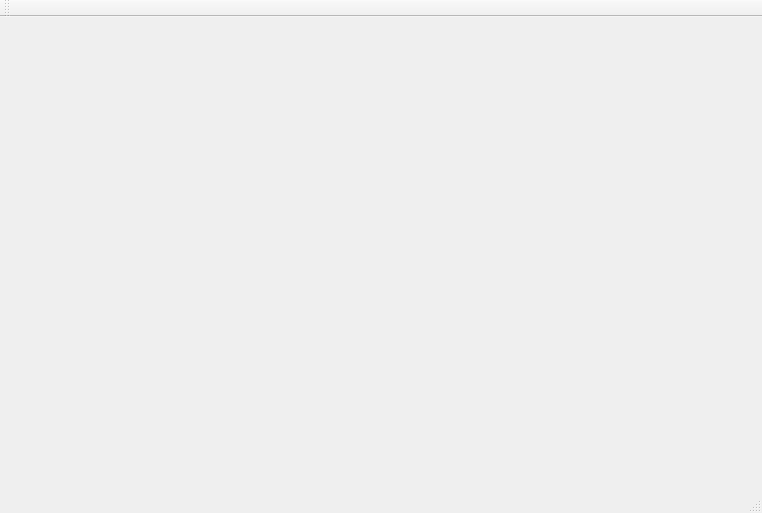
Nexen23/Snake, file GameWindow.ui: the form before one commit.
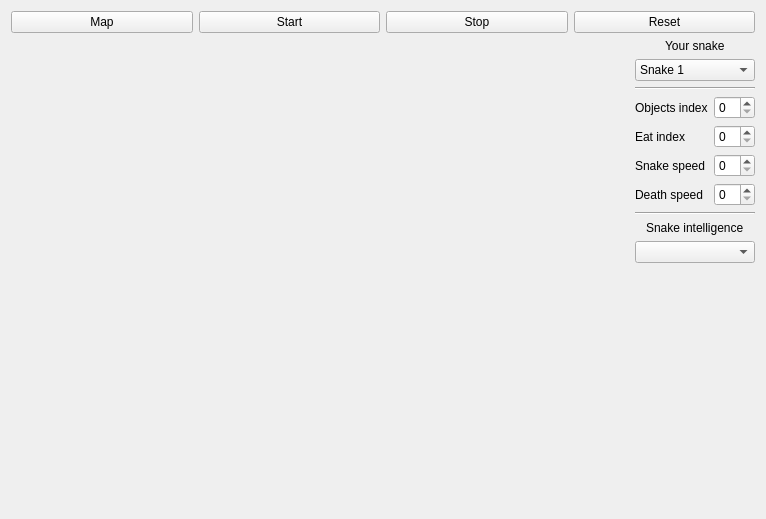
The form after the commit.

Patch:
```diff
--- a/GameWindow.ui
+++ b/GameWindow.ui
@@ -6,33 +6,222 @@
    <rect>
     <x>0</x>
     <y>0</y>
-    <width>762</width>
-    <height>513</height>
+    <width>766</width>
+    <height>519</height>
    </rect>
   </property>
   <property name="windowTitle">
    <string>MainWindow</string>
   </property>
-  <widget class="QWidget" name="centralWidget"/>
-  <widget class="QMenuBar" name="menuBar">
-   <property name="geometry">
-    <rect>
-     <x>0</x>
-     <y>0</y>
-     <width>762</width>
-     <height>21</height>
-    </rect>
-   </property>
+  <widget class="QWidget" name="centralWidget">
+   <layout class="QGridLayout" name="gridLayout_7">
+    <item row="0" column="0" colspan="2">
+     <layout class="QHBoxLayout" name="horizontalLayout_3">
+      <property name="spacing">
+       <number>6</number>
+      </property>
+      <property name="sizeConstraint">
+       <enum>QLayout::SetNoConstraint</enum>
+      </property>
+      <item>
+       <widget class="QPushButton" name="map_button_3">
+        <property name="text">
+         <string>Map</string>
+        </property>
+       </widget>
+      </item>
+      <item>
+       <widget class="QPushButton" name="start_button_3">
+        <property name="enabled">
+         <bool>true</bool>
+        </property>
+        <property name="text">
+         <string>Start</string>
+        </property>
+       </widget>
+      </item>
+      <item>
+       <widget class="QPushButton" name="stop_button_3">
+        <property name="text">
+         <string>Stop</string>
+        </property>
+       </widget>
+      </item>
+      <item>
+       <widget class="QPushButton" name="reset_button_3">
+        <property name="text">
+         <string>Reset</string>
+        </property>
+       </widget>
+      </item>
+     </layout>
+    </item>
+    <item row="1" column="0">
+     <layout class="QGridLayout" name="gridLayout_6">
+      <item row="0" column="0">
+       <spacer name="horizontalSpacer_2">
+        <property name="orientation">
+         <enum>Qt::Horizontal</enum>
+        </property>
+        <property name="sizeHint" stdset="0">
+         <size>
+          <width>40</width>
+          <height>20</height>
+         </size>
+        </property>
+       </spacer>
+      </item>
+     </layout>
+    </item>
+    <item row="1" column="1">
+     <layout class="QGridLayout" name="gridLayout_5">
+      <item row="13" column="0" colspan="2">
+       <spacer name="verticalSpacer_3">
+        <property name="orientation">
+         <enum>Qt::Vertical</enum>
+        </property>
+        <property name="sizeHint" stdset="0">
+         <size>
+          <width>20</width>
+          <height>40</height>
+         </size>
+        </property>
+       </spacer>
+      </item>
+      <item row="5" column="0">
+       <widget class="QLabel" name="label_13">
+        <property name="text">
+         <string>Objects index</string>
+        </property>
+       </widget>
+      </item>
+      <item row="6" column="1">
+       <widget class="QDoubleSpinBox" name="eat_index_3">
+        <property name="decimals">
+         <number>0</number>
+        </property>
+        <property name="maximum">
+         <double>10.000000000000000</double>
+        </property>
+        <property name="singleStep">
+         <double>1.000000000000000</double>
+        </property>
+       </widget>
+      </item>
+      <item row="2" column="0" colspan="2">
+       <widget class="QComboBox" name="select_snake_3">
+        <item>
+         <property name="text">
+          <string>Snake 1</string>
+         </property>
+        </item>
+        <item>
+         <property name="text">
+          <string>Snake 2</string>
+         </property>
+        </item>
+        <item>
+         <property name="text">
+          <string>Snake 3</string>
+         </property>
+        </item>
+       </widget>
+      </item>
+      <item row="7" column="1">
+       <widget class="QDoubleSpinBox" name="snake_speed_3">
+        <property name="decimals">
+         <number>0</number>
+        </property>
+        <property name="maximum">
+         <double>10.000000000000000</double>
+        </property>
+        <property name="singleStep">
+         <double>1.000000000000000</double>
+        </property>
+       </widget>
+      </item>
+      <item row="10" column="0" colspan="2">
+       <widget class="Line" name="line_7">
+        <property name="orientation">
+         <enum>Qt::Horizontal</enum>
+        </property>
+       </widget>
+      </item>
+      <item row="1" column="0" colspan="2" alignment="Qt::AlignHCenter">
+       <widget class="QLabel" name="label_14">
+        <property name="text">
+         <string>Your snake</string>
+        </property>
+       </widget>
+      </item>
+      <item row="6" column="0">
+       <widget class="QLabel" name="label_15">
+        <property name="text">
+         <string>Eat index</string>
+        </property>
+       </widget>
+      </item>
+      <item row="5" column="1">
+       <widget class="QDoubleSpinBox" name="object_index_3">
+        <property name="decimals">
+         <number>0</number>
+        </property>
+        <property name="maximum">
+         <double>10.000000000000000</double>
+        </property>
+        <property name="singleStep">
+         <double>1.000000000000000</double>
+        </property>
+       </widget>
+      </item>
+      <item row="7" column="0">
+       <widget class="QLabel" name="label_16">
+        <property name="text">
+         <string>Snake speed</string>
+        </property>
+       </widget>
+      </item>
+      <item row="8" column="1">
+       <widget class="QDoubleSpinBox" name="death_speed_3">
+        <property name="decimals">
+         <number>0</number>
+        </property>
+        <property name="maximum">
+         <double>10.000000000000000</double>
+        </property>
+        <property name="singleStep">
+         <double>1.000000000000000</double>
+        </property>
+       </widget>
+      </item>
+      <item row="8" column="0">
+       <widget class="QLabel" name="label_17">
+        <property name="text">
+         <string>Death speed</string>
+        </property>
+       </widget>
+      </item>
+      <item row="4" column="0" colspan="2">
+       <widget class="Line" name="line_8">
+        <property name="orientation">
+         <enum>Qt::Horizontal</enum>
+        </property>
+       </widget>
+      </item>
+      <item row="12" column="0" colspan="2">
+       <widget class="QComboBox" name="snake_intelligence_3"/>
+      </item>
+      <item row="11" column="0" colspan="2" alignment="Qt::AlignHCenter">
+       <widget class="QLabel" name="label_18">
+        <property name="text">
+         <string>Snake intelligence</string>
+        </property>
+       </widget>
+      </item>
+     </layout>
+    </item>
+   </layout>
   </widget>
-  <widget class="QToolBar" name="mainToolBar">
-   <attribute name="toolBarArea">
-    <enum>TopToolBarArea</enum>
-   </attribute>
-   <attribute name="toolBarBreak">
-    <bool>false</bool>
-   </attribute>
-  </widget>
-  <widget class="QStatusBar" name="statusBar"/>
  </widget>
  <layoutdefault spacing="6" margin="11"/>
  <resources/>
```
Left out of the diff: 2 changed lines with no effect on the pictures.
